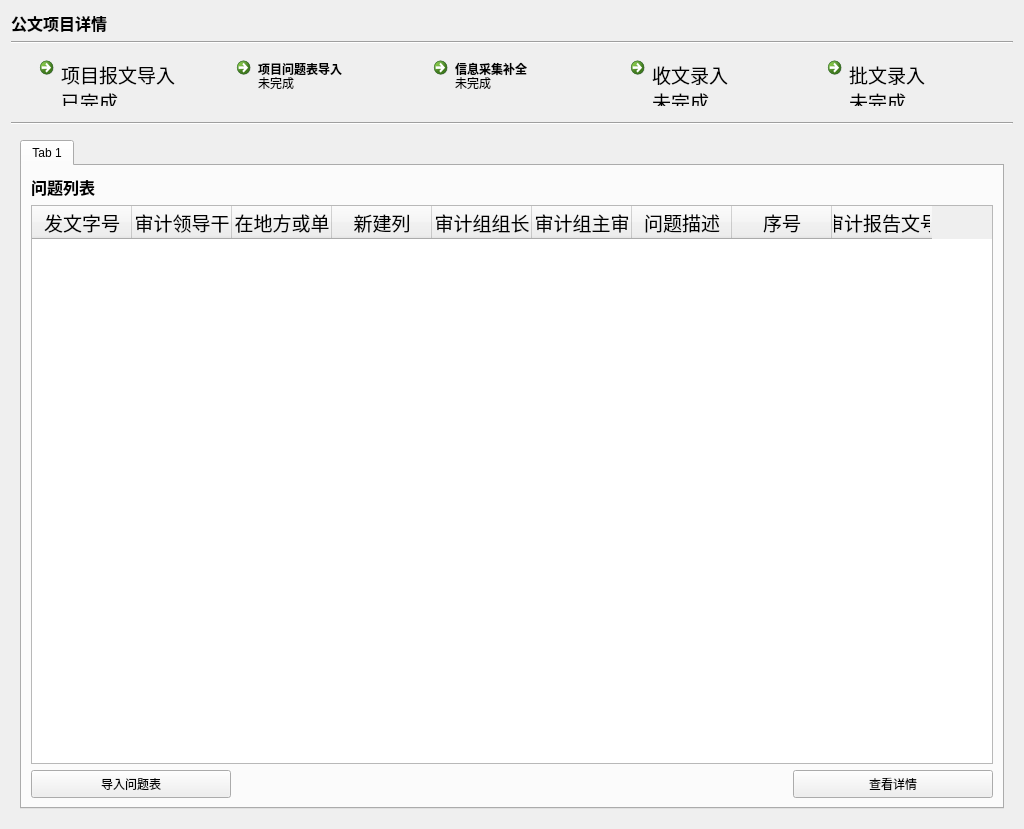
The window that ui_dir/gwdetail.ui (wind-sword/Audit) describes before a commit, drawn with Qt 5.
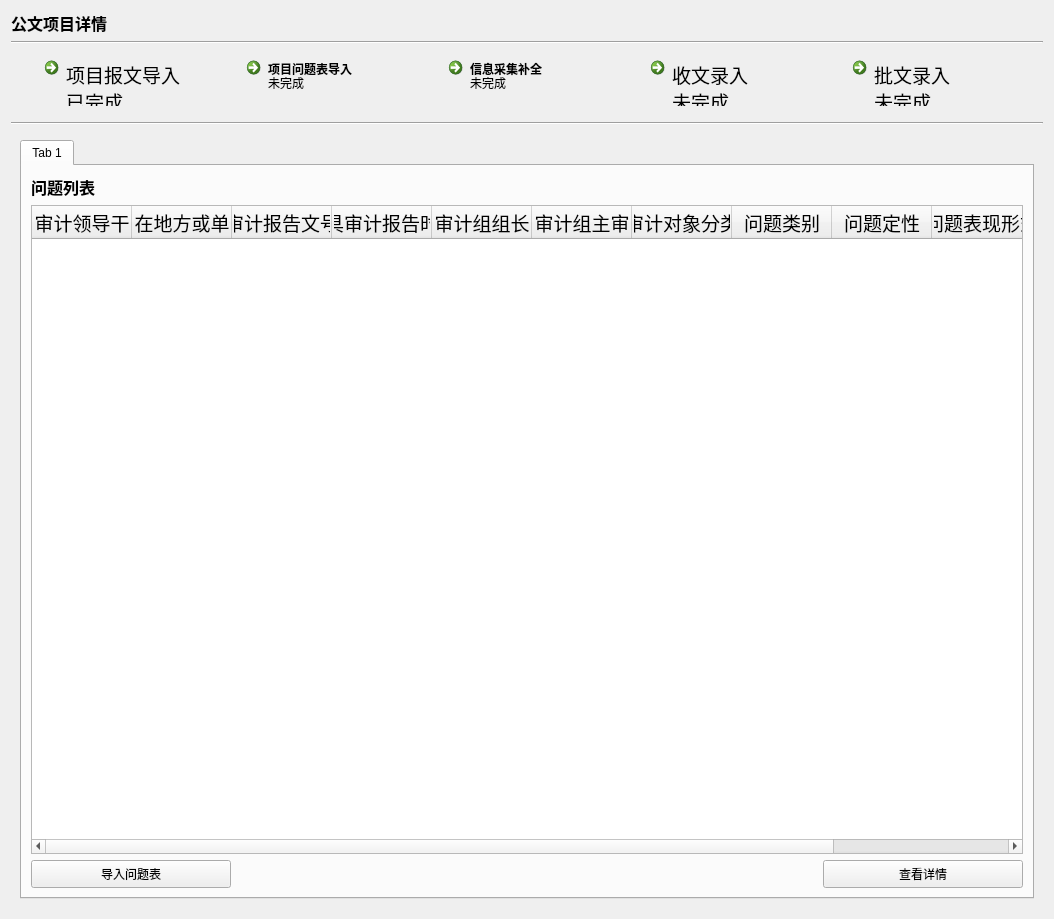
The same window after the commit. The open tabs and pages were chosen to show the change.

Commit message: '2021/3/10审计厅演示版本'

Diff of the .ui file:
```diff
--- a/ui_dir/gwdetail.ui
+++ b/ui_dir/gwdetail.ui
@@ -6,8 +6,8 @@
    <rect>
     <x>0</x>
     <y>0</y>
-    <width>1024</width>
-    <height>810</height>
+    <width>1054</width>
+    <height>919</height>
    </rect>
   </property>
   <property name="windowTitle">
@@ -1224,16 +1224,6 @@
            </item>
            <item row="1" column="0" colspan="3">
             <widget class="QTableWidget" name="tableWidget">
-             <column>
-              <property name="text">
-               <string>发文字号</string>
-              </property>
-              <property name="font">
-               <font>
-                <pointsize>14</pointsize>
-               </font>
-              </property>
-             </column>
              <column>
               <property name="text">
                <string>被审计领导干部</string>
@@ -1256,7 +1246,17 @@
              </column>
              <column>
               <property name="text">
-               <string>新建列</string>
+               <string>审计报告文号</string>
+              </property>
+              <property name="font">
+               <font>
+                <pointsize>14</pointsize>
+               </font>
+              </property>
+             </column>
+             <column>
+              <property name="text">
+               <string>出具审计报告时间</string>
               </property>
               <property name="font">
                <font>
@@ -1286,7 +1286,7 @@
              </column>
              <column>
               <property name="text">
-               <string>问题描述</string>
+               <string>审计对象分类</string>
               </property>
               <property name="font">
                <font>
@@ -1296,7 +1296,7 @@
              </column>
              <column>
               <property name="text">
-               <string>序号</string>
+               <string>问题类别</string>
               </property>
               <property name="font">
                <font>
@@ -1306,7 +1306,27 @@
              </column>
              <column>
               <property name="text">
-               <string>审计报告文号</string>
+               <string>问题定性</string>
+              </property>
+              <property name="font">
+               <font>
+                <pointsize>14</pointsize>
+               </font>
+              </property>
+             </column>
+             <column>
+              <property name="text">
+               <string>问题表现形式</string>
+              </property>
+              <property name="font">
+               <font>
+                <pointsize>14</pointsize>
+               </font>
+              </property>
+             </column>
+             <column>
+              <property name="text">
+               <string>问题金额</string>
               </property>
               <property name="font">
                <font>
```
Left out of the diff: 757 changed lines with no effect on the pictures. The commit also changes 25 other files.
